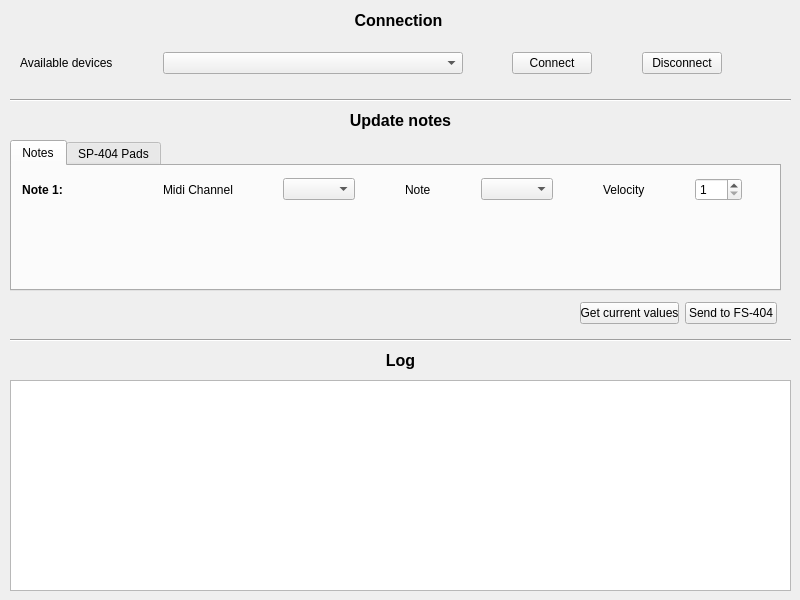
First picture: the form in 03_Computer Program/src/widget.ui, repository RomainDereu/Romagnetics_FS-404, before the edit.
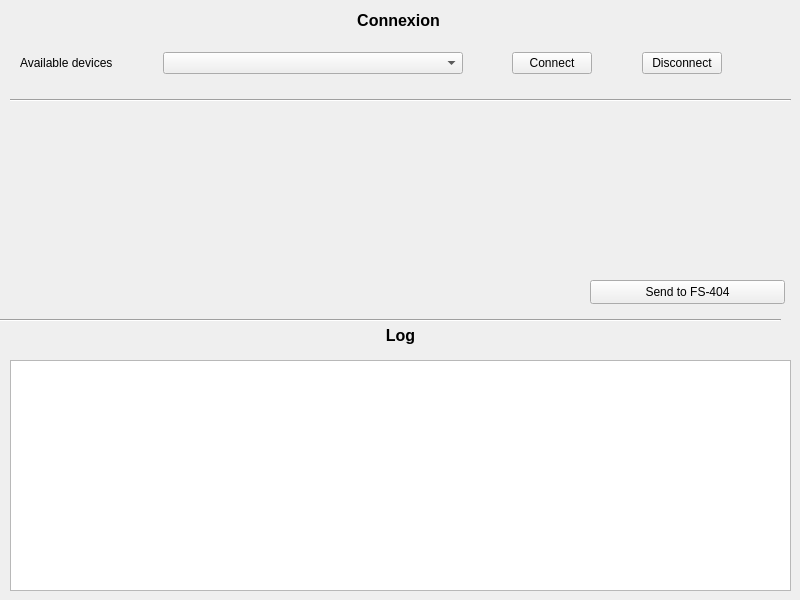
Second picture: the form after the edit. Custom widgets are drawn as their Qt base class.

The edit to the form file:
```diff
--- a/03_Computer Program/src/widget.ui
+++ b/03_Computer Program/src/widget.ui
@@ -32,114 +32,7 @@
     <enum>Qt::Orientation::Horizontal</enum>
    </property>
   </widget>
-  <widget class="QTabWidget" name="NoteDesplaytab">
-   <property name="geometry">
-    <rect>
-     <x>10</x>
-     <y>140</y>
-     <width>771</width>
-     <height>151</height>
-    </rect>
-   </property>
-   <property name="currentIndex">
-    <number>0</number>
-   </property>
-   <widget class="QWidget" name="notes_tab">
-    <attribute name="title">
-     <string>Notes</string>
-    </attribute>
-    <widget class="QWidget" name="layoutWidget">
-     <property name="geometry">
-      <rect>
-       <x>10</x>
-       <y>10</y>
-       <width>720</width>
-       <height>27</height>
-      </rect>
-     </property>
-     <layout class="QHBoxLayout" name="horizontalLayout">
-      <property name="spacing">
-       <number>50</number>
-      </property>
-      <item>
-       <widget class="QLabel" name="note1_main_label">
-        <property name="font">
-         <font>
-          <bold>true</bold>
-         </font>
-        </property>
-        <property name="text">
-         <string>Note 1:</string>
-        </property>
-        <property name="alignment">
-         <set>Qt::AlignmentFlag::AlignCenter</set>
-        </property>
-       </widget>
-      </item>
-      <item>
-       <spacer name="horizontalSpacer">
-        <property name="orientation">
-         <enum>Qt::Orientation::Horizontal</enum>
-        </property>
-        <property name="sizeHint" stdset="0">
-         <size>
-          <width>128</width>
-          <height>20</height>
-         </size>
-        </property>
-       </spacer>
-      </item>
-      <item>
-       <widget class="QLabel" name="note1_midich_label">
-        <property name="text">
-         <string>Midi Channel</string>
-        </property>
-       </widget>
-      </item>
-      <item>
-       <widget class="QComboBox" name="note1_midich_combo"/>
-      </item>
-      <item>
-       <widget class="QLabel" name="note1_note_label">
-        <property name="text">
-         <string>Note</string>
-        </property>
-       </widget>
-      </item>
-      <item>
-       <widget class="QComboBox" name="note1_note_combo">
-        <property name="currentText">
-         <string/>
-        </property>
-       </widget>
-      </item>
-      <item>
-       <widget class="QLabel" name="note1_velocity_label">
-        <property name="text">
-         <string>Velocity</string>
-        </property>
-       </widget>
-      </item>
-      <item>
-       <widget class="QSpinBox" name="note1_velocity_spin">
-        <property name="minimum">
-         <number>1</number>
-        </property>
-        <property name="maximum">
-         <number>128</number>
-        </property>
-       </widget>
-      </item>
-     </layout>
-    </widget>
-   </widget>
-   <widget class="QWidget" name="sp_tab">
-    <attribute name="title">
-     <string>SP-404 Pads</string>
-    </attribute>
-   </widget>
-  </widget>
-  <widget class="QLabel" name="menu_arduino_label">
+  <widget class="QLabel" name="menu_connexion_label">
    <property name="geometry">
     <rect>
      <x>8</x>
@@ -155,7 +48,7 @@
     </font>
    </property>
    <property name="text">
-    <string>Connection</string>
+    <string>Connexion</string>
    </property>
    <property name="alignment">
     <set>Qt::AlignmentFlag::AlignCenter</set>
@@ -168,53 +61,9 @@
    <property name="geometry">
     <rect>
      <x>10</x>
-     <y>110</y>
+     <y>320</y>
      <width>781</width>
-     <height>20</height>
-    </rect>
-   </property>
-   <property name="font">
-    <font>
-     <pointsize>12</pointsize>
-     <bold>true</bold>
-    </font>
-   </property>
-   <property name="text">
-    <string>Update notes</string>
-   </property>
-   <property name="alignment">
-    <set>Qt::AlignmentFlag::AlignCenter</set>
-   </property>
-   <property name="indent">
-    <number>1</number>
-   </property>
-  </widget>
-  <widget class="Line" name="upper_line_2">
-   <property name="geometry">
-    <rect>
-     <x>10</x>
-     <y>330</y>
-     <width>781</width>
-     <height>20</height>
-    </rect>
-   </property>
-   <property name="sizePolicy">
-    <sizepolicy hsizetype="Maximum" vsizetype="Fixed">
-     <horstretch>0</horstretch>
-     <verstretch>0</verstretch>
-    </sizepolicy>
-   </property>
-   <property name="orientation">
-    <enum>Qt::Orientation::Horizontal</enum>
-   </property>
-  </widget>
-  <widget class="QLabel" name="menu_arduino_label_3">
-   <property name="geometry">
-    <rect>
-     <x>10</x>
-     <y>350</y>
-     <width>781</width>
-     <height>20</height>
+     <height>31</height>
     </rect>
    </property>
    <property name="font">
@@ -237,38 +86,12 @@
    <property name="geometry">
     <rect>
      <x>10</x>
-     <y>380</y>
+     <y>360</y>
      <width>781</width>
-     <height>211</height>
+     <height>231</height>
     </rect>
    </property>
   </widget>
-  <widget class="QWidget" name="layoutWidget">
-   <property name="geometry">
-    <rect>
-     <x>580</x>
-     <y>300</y>
-     <width>197</width>
-     <height>26</height>
-    </rect>
-   </property>
-   <layout class="QHBoxLayout" name="horizontalLayout_3">
-    <item>
-     <widget class="QPushButton" name="sendto404_button_2">
-      <property name="text">
-       <string>Get current values</string>
-      </property>
-     </widget>
-    </item>
-    <item>
-     <widget class="QPushButton" name="sendto404_button">
-      <property name="text">
-       <string>Send to FS-404</string>
-      </property>
-     </widget>
-    </item>
-   </layout>
-  </widget>
   <widget class="QWidget" name="layoutWidget">
    <property name="geometry">
     <rect>
@@ -315,7 +138,77 @@
     </item>
    </layout>
   </widget>
+  <widget class="QPushButton" name="sendto404_button">
+   <property name="geometry">
+    <rect>
+     <x>590</x>
+     <y>280</y>
+     <width>195</width>
+     <height>24</height>
+    </rect>
+   </property>
+   <property name="text">
+    <string>Send to FS-404</string>
+   </property>
+  </widget>
+  <widget class="Line" name="upper_line_3">
+   <property name="geometry">
+    <rect>
+     <x>0</x>
+     <y>310</y>
+     <width>781</width>
+     <height>20</height>
+    </rect>
+   </property>
+   <property name="sizePolicy">
+    <sizepolicy hsizetype="Maximum" vsizetype="Fixed">
+     <horstretch>0</horstretch>
+     <verstretch>0</verstretch>
+    </sizepolicy>
+   </property>
+   <property name="orientation">
+    <enum>Qt::Orientation::Horizontal</enum>
+   </property>
+  </widget>
+  <widget class="Note_interface" name="note1" native="true">
+   <property name="geometry">
+    <rect>
+     <x>10</x>
+     <y>110</y>
+     <width>781</width>
+     <height>41</height>
+    </rect>
+   </property>
+  </widget>
+  <widget class="Note_interface" name="note2" native="true">
+   <property name="geometry">
+    <rect>
+     <x>10</x>
+     <y>150</y>
+     <width>781</width>
+     <height>41</height>
+    </rect>
+   </property>
+  </widget>
+  <widget class="Note_interface" name="note3" native="true">
+   <property name="geometry">
+    <rect>
+     <x>10</x>
+     <y>190</y>
+     <width>781</width>
+     <height>41</height>
+    </rect>
+   </property>
+  </widget>
  </widget>
+ <customwidgets>
+  <customwidget>
+   <class>Note_interface</class>
+   <extends>QWidget</extends>
+   <header>note_interface.h</header>
+   <container>1</container>
+  </customwidget>
+ </customwidgets>
  <resources/>
  <connections/>
 </ui>
```
Left out of the diff: 2 changed lines with no effect on the pictures.
